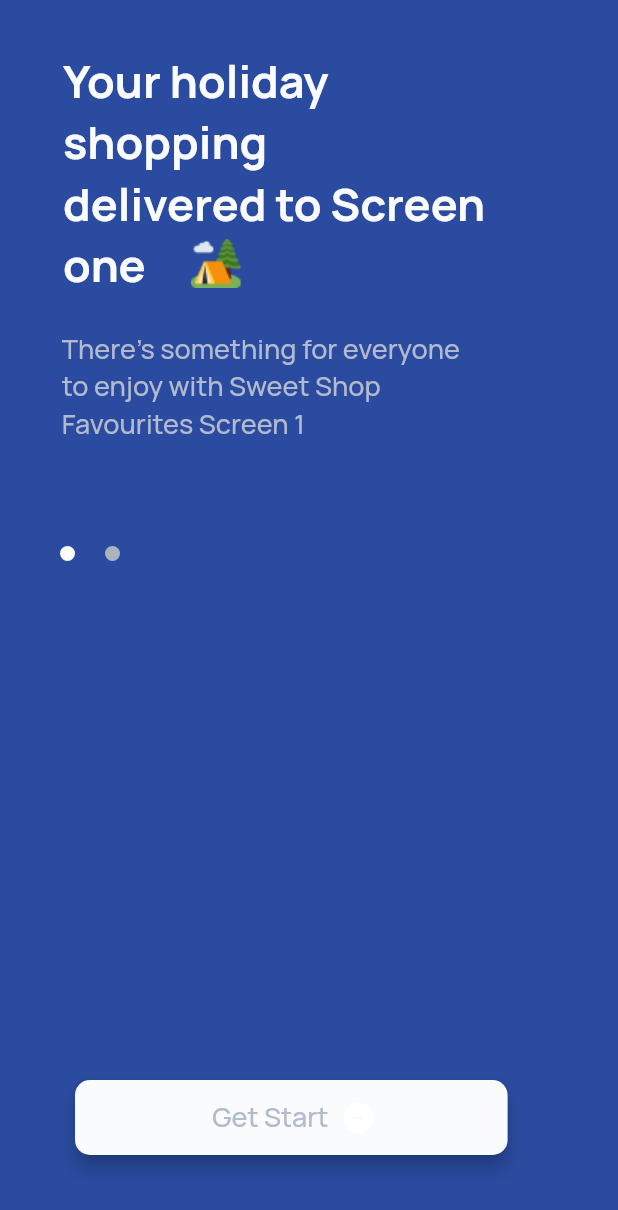
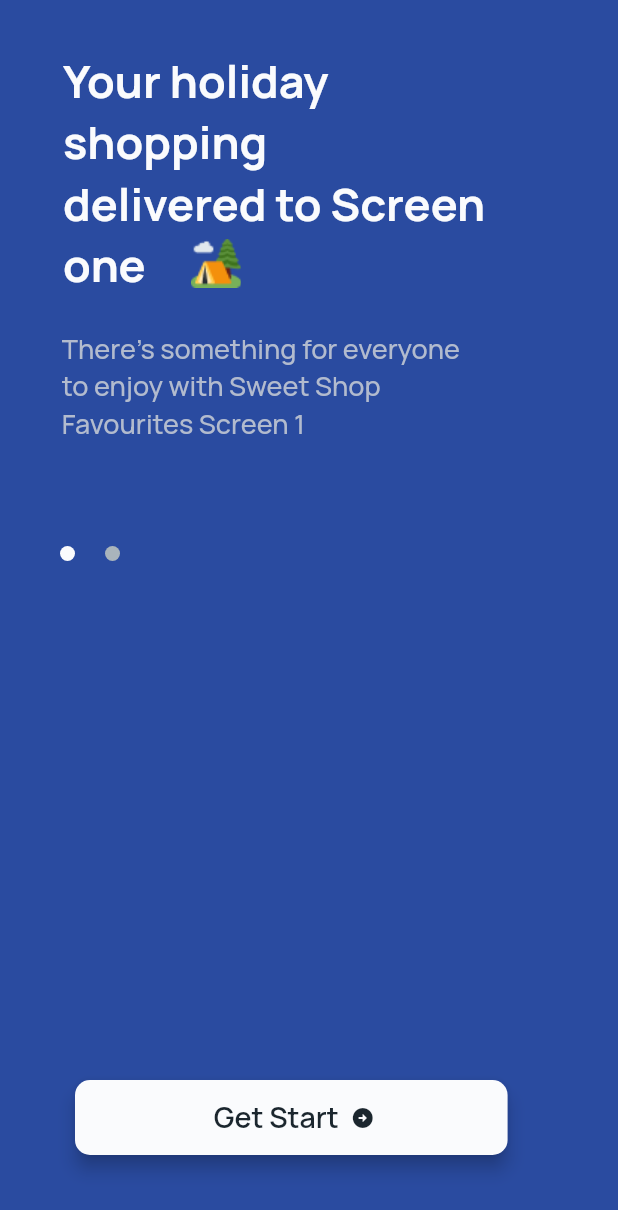
Before and after one commit to MuhammadNabeel28/E-Commerce, a Flutter app: the screen it shows after launch, on a phone screen of 412 x 824 dp. Shown: the top 1210 px of the screen. Run offline on Flutter 3.47's test engine with Material 2 defaults, Android fonts, the phone set to English and light mode, and no system bars.

Commit message:
change file

```diff
--- a/lib/view/home/getstart.dart
+++ b/lib/view/home/getstart.dart
@@ -83,8 +83,14 @@ class _GetStartState extends State<GetStart> {
                   width: 0.7,
                   height: 50,
                   buttonText: 'Get Start',
+                  fontSize: 19,
+                  fontWeight: FontWeight.w600,
+                  color: AppsColors.black,
                   backgroundColor: AppsColors.white,
                   icon: Icons.arrow_circle_right,
+                  iconSize: 16,
+                  opticalSize: 150.0,
+                  alignment: Alignment.bottomLeft,
                 ),
               ],
             ),
--- a/lib/widgest/custombutton.dart
+++ b/lib/widgest/custombutton.dart
@@ -1,5 +1,4 @@
 import 'package:flutter/material.dart';
-import 'package:flutter_ecommerce/constants/apps_color.dart';
 
 class CustomButton extends StatelessWidget {
   final double width;
@@ -7,6 +6,12 @@ class CustomButton extends StatelessWidget {
   final Color? backgroundColor;
   final String buttonText;
   final IconData? icon;
+  final double? iconSize;
+  final FontWeight? fontWeight;
+  final double? fontSize;
+  final Color? color;
+  final double? opticalSize;
+  final AlignmentGeometry alignment = Alignment.center;
 
   const CustomButton({
     super.key,
@@ -15,6 +20,12 @@ class CustomButton extends StatelessWidget {
     this.backgroundColor,
     required this.buttonText,
     this.icon,
+    this.iconSize,
+    this.fontWeight,
+    this.fontSize,
+    this.color,
+    this.opticalSize,
+    required Alignment alignment,
   });
 
   @override
@@ -37,12 +48,20 @@ class CustomButton extends StatelessWidget {
             buttonText,
             style: TextStyle(
               fontFamily: 'Manrope',
-              fontSize: 18,
-              fontWeight: FontWeight.w500,
-              color: AppsColors.grey,
+              fontWeight: fontWeight,
+              fontSize: fontSize,
+              color: color,
             ),
           ),
-          icon: Icon(icon),
+          icon: Align(
+            alignment: alignment,
+            child: Icon(
+              icon,
+              size: iconSize,
+              color: color,
+              opticalSize: opticalSize,
+            ),
+          ),
         ),
       ),
     );
```
